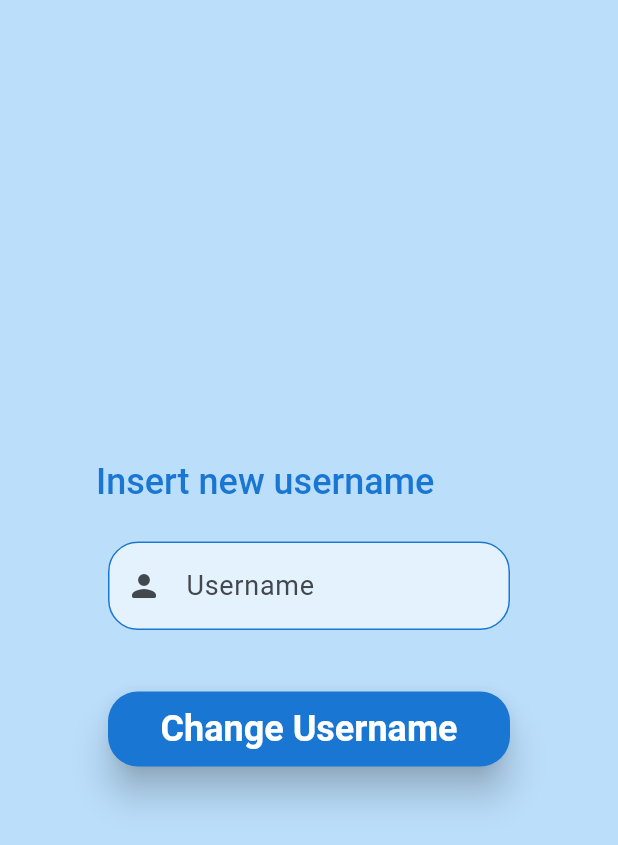
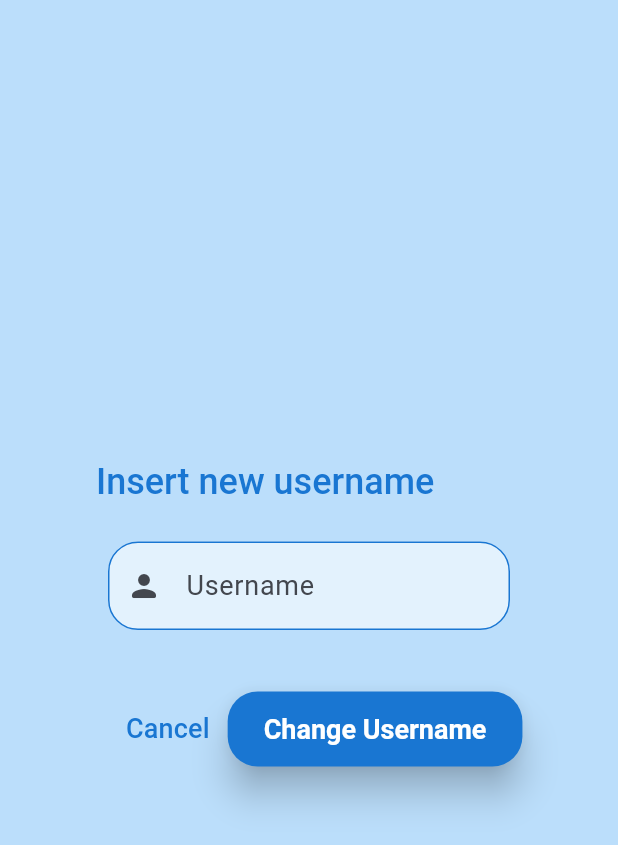
Before and after one commit to banduraul/hi-tech-pantry, a Flutter app: the ChangeUsernameDialog widget shown alone on an empty page, opened directly, on a phone screen of 412 x 824 dp. Shown: the top 845 px of the screen. Run offline on Flutter 3.47's test engine with Material 3 defaults, Android fonts, the phone set to English and light mode, and no system bars; our stand-ins replace cloud_firestore, firebase_auth, firebase_core, firebase_messaging, firebase_storage, flutter_local_notifications and 5 more; missing offline and left inert: app_settings, bad_words, dart_firebase_admin, image_picker_android, image_picker_platform_interface; accounts and stored records are empty; generated files the repository leaves out were written again.

Commit message:
Added 'Cancel' buttons to all popups and disabled close on outside tap

```diff
--- a/Android App/hi_tech_pantry/lib/screens/products_page.dart
+++ b/Android App/hi_tech_pantry/lib/screens/products_page.dart
@@ -182,6 +182,7 @@ class _ProductsPageState extends State<ProductsPage> {
                             ),
                             confirmDismiss: (_) async {
                               return await showDialog(
+                                barrierDismissible: false,
                                 context: context,
                                 builder: (context) => ConfirmProductDeletionDialog(productName: productInfo.name),
                               );
@@ -198,6 +199,7 @@ class _ProductsPageState extends State<ProductsPage> {
                             child: GestureDetector(
                               onTap: () {
                                 showDialog(
+                                  barrierDismissible: false,
                                   context: context,
                                   builder: (context) => EditProductInfoDialog(productInfo: productInfo),
                                 );
--- a/Android App/hi_tech_pantry/lib/screens/profile_page.dart
+++ b/Android App/hi_tech_pantry/lib/screens/profile_page.dart
@@ -185,6 +185,7 @@ class _ProfilePageState extends State<ProfilePage> {
                                 onPressed: () {
                                   showDialog(
                                     context: context,
+                                    barrierDismissible: false,
                                     builder: (context) => const ChangeUsernameDialog()
                                   );
                                 },
@@ -250,6 +251,7 @@ class _ProfilePageState extends State<ProfilePage> {
                 onTap: () {
                   showDialog(
                     context: context,
+                    barrierDismissible: false,
                     builder: (context) => const ChangeThemeDialog()
                   );
                 },
@@ -403,6 +405,7 @@ class _ProfilePageState extends State<ProfilePage> {
               onPressed: () {
                 showDialog(
                   context: context,
+                  barrierDismissible: false,
                   builder: (context) => const ReauthenticateUserDialog()
                 );
               },
@@ -451,6 +454,7 @@ class _ProfilePageState extends State<ProfilePage> {
               onPressed: () {
                 showDialog(
                   context: context,
+                  barrierDismissible: false,
                   builder: (context) => const DeleteAccountDialog()
                 );
               },
--- a/Android App/hi_tech_pantry/lib/widgets/change_username_dialog.dart
+++ b/Android App/hi_tech_pantry/lib/widgets/change_username_dialog.dart
@@ -56,10 +56,20 @@ class _ChangeUsernameDialogState extends State<ChangeUsernameDialog> {
                 const Spacer(),
                 _isProcessing
                   ? CircularProgressIndicator(color: Colors.blue.shade700)
-                  : ElevatedButton(
+                  : Row(
+                    mainAxisAlignment: MainAxisAlignment.spaceEvenly,
+                    children: [
+                      TextButton(
+                        onPressed: () {
+                          context.pop();
+                        },
+                        child: Text('Cancel', style: TextStyle(fontSize: 18, color: Colors.blue.shade700)),
+                      ),
+                      ElevatedButton(
                         style: ElevatedButton.styleFrom(
                           backgroundColor: Colors.blue.shade700,
                           foregroundColor: isDarkMode ? Colors.grey.shade900 : Colors.white,
+                          minimumSize: const Size(50, 50),
                         ),
                         onPressed: () async {
                           if (_formKey.currentState!.validate()) {
@@ -86,7 +96,9 @@ class _ChangeUsernameDialogState extends State<ChangeUsernameDialog> {
                               }
                             }
                         },
-                    child: const Text('Change Username'),
+                        child: const Text('Change Username', style: TextStyle(fontSize: 18)),
+                      ),
+                    ],
                   ),
               ],
             ),
```
Also changed, not shown: Android App/hi_tech_pantry/lib/widgets/change_theme_dialog.dart (+12 -0 lines), Android App/hi_tech_pantry/lib/widgets/delete_account_dialog.dart (+13 -1 lines), Android App/hi_tech_pantry/lib/widgets/edit_product_info_dialog.dart (+17 -3 lines), Android App/hi_tech_pantry/lib/widgets/new_password_dialog.dart (+21 -4 lines), Android App/hi_tech_pantry/lib/widgets/reauthenticate_user_dialog.dart (+14 -1 lines). Lines whose indentation alone changed are shown as unchanged.
